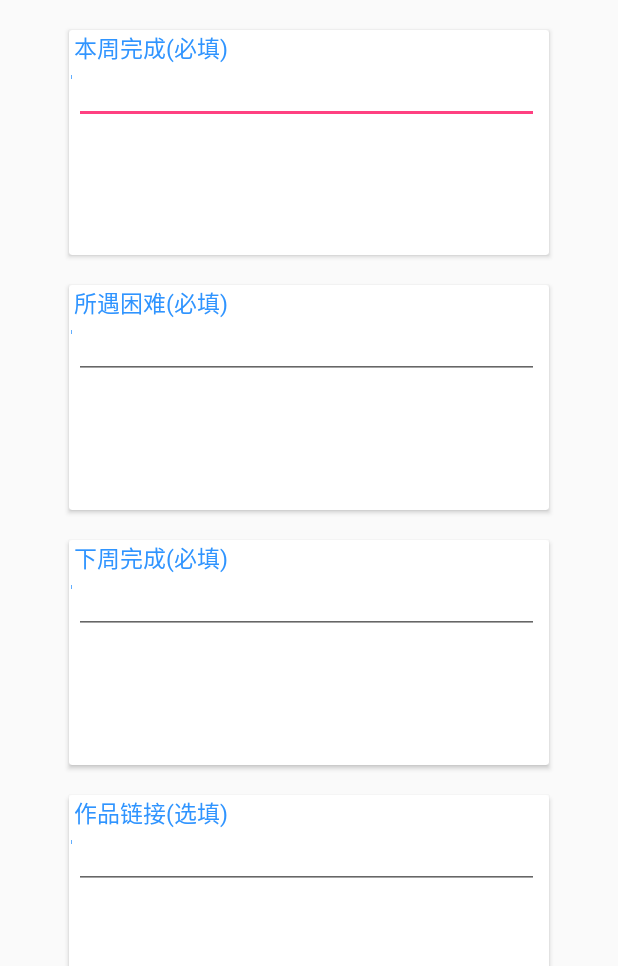
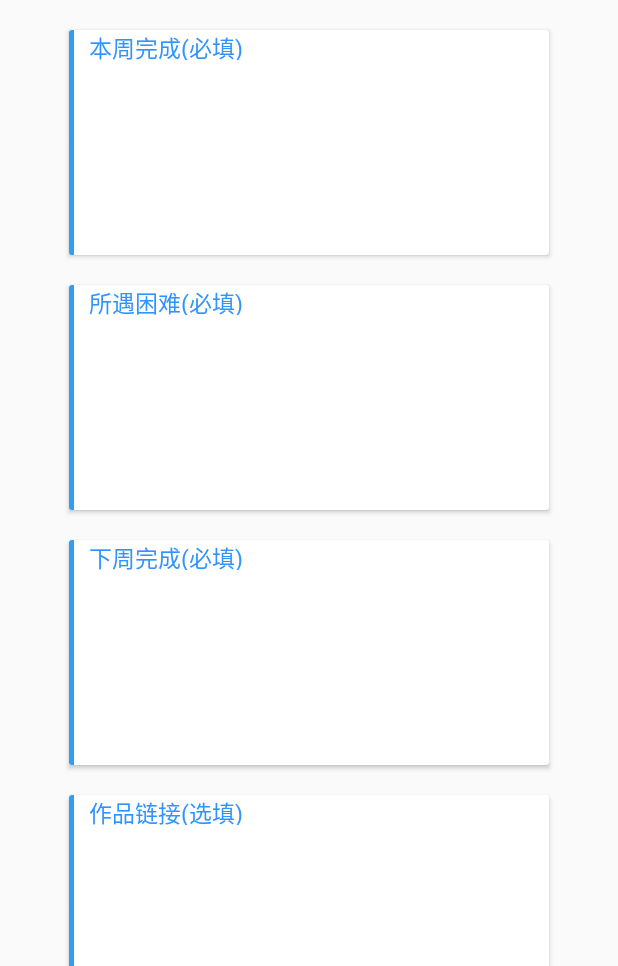
Before and after one commit to wuancake/wuancake_android, an Android app: the WriteActivity screen opened directly, with no data from a screen before it, on a phone screen of 412 x 824 dp, the part 270-1236 px from its top. Run offline under Robolectric (Android 15) with nearby library versions, the phone set to English and light mode, and no system bars; our stand-ins replace RxJava; network calls fail.

Commit message:
6.27终版

```diff
--- a/app/build.gradle
+++ b/app/build.gradle
@@ -34,7 +34,10 @@ dependencies {
     implementation 'com.android.support:design:27.1.0'
     implementation 'com.android.support:recyclerview-v7:27.0.0-alpha1'
     implementation 'com.android.support:cardview-v7:27.1.0'
-
+    //自动更新库
+//    implementation 'com.qianwen:update-app-kotlin:1.2.3'
+//    implementation 'com.azhon:appupdate:1.5.3'
+    implementation 'com.allenliu.versionchecklib:library:2.0.5'
     //网络库
     implementation 'com.squareup.retrofit2:retrofit:2.2.0'
     implementation 'com.squareup.retrofit2:converter-gson:2.2.0'
--- a/app/src/main/java/com/example/administrator/wuanandroid/Adapter/GroupItemClickListener.kt
+++ b/app/src/main/java/com/example/administrator/wuanandroid/Adapter/GroupItemClickListener.kt
@@ -1,5 +1,5 @@
 package com.example.administrator.wuanandroid.Adapter
 
 interface GroupItemClickListener {
-    fun ClickListner(id:Int)
+    fun ClickListner(num:Int)
 }
--- a/app/src/main/java/com/example/administrator/wuanandroid/ui/RegisterActivity.kt
+++ b/app/src/main/java/com/example/administrator/wuanandroid/ui/RegisterActivity.kt
@@ -63,6 +63,7 @@ class RegisterActivity :AppCompatActivity(), View.OnClickListener {
                         200 ->{
                             sharedUtil.putInt(this@RegisterActivity, StaticClass.USER_ID, RegisterResponse.userId)
                             sharedUtil.putInt(this@RegisterActivity, StaticClass.GROUP_ID, RegisterResponse.groupId)
+                            t.st("注册成功！")
                             registerToLogin()
                         }
                         500 ->{
--- a/app/src/main/java/com/example/administrator/wuanandroid/utils/StaticClass.kt
+++ b/app/src/main/java/com/example/administrator/wuanandroid/utils/StaticClass.kt
@@ -16,9 +16,11 @@ object StaticClass {
 
     //Shared总Key
     val NAME = "Shared"
+    // 午安客户端版本号
+    var WUAN_VERSION = 1.0
 
     //午安URL请求地址
-    val WUAN_URL = "http://13.114.107.36:8008"
+    val WUAN_URL = "http://13.125.249.52:8008"
     //    public static final String WUAN_URL = "http://ericheel.free.ngrok.cc";
 
     //当前周数Shared
--- a/app/src/main/res/layout/content_xd.xml
+++ b/app/src/main/res/layout/content_xd.xml
@@ -24,6 +24,7 @@
 
                 <ImageView
                     android:src="@drawable/cutline"
+                    android:background="#2f9ff5"
                     android:layout_width="3dp"
                     android:layout_height="match_parent" />
                 <LinearLayout
@@ -31,16 +32,20 @@
                     android:layout_width="match_parent"
                     android:layout_height="wrap_content">
                     <TextView
+                        android:layout_marginLeft="10dp"
                         android:text="本周完成(必填)"
                         android:textSize="15sp"
                         android:textColor="#2f94ff"
                         android:layout_width="wrap_content"
-                        android:layout_height="wrap_content" />
+                        android:layout_height="20dp" />
 
                     <EditText
+
+                        android:gravity="top"
+                        android:background="@null"
                         android:id="@+id/week_over"
                         android:layout_width="310dp"
-                        android:layout_height="wrap_content"
+                        android:layout_height="130dp"
                         android:textColor="#444"
                         android:textSize="13sp" />
 
@@ -63,23 +68,71 @@
 
                 <ImageView
                     android:src="@drawable/cutline"
+                    android:background="#2f9ff5"
                     android:layout_width="3dp"
-                    android:layout_height="match_parent" />
+                    android:layout_height="match_parent"  />
                 <LinearLayout
                     android:orientation="vertical"
                     android:layout_width="match_parent"
                     android:layout_height="wrap_content">
                     <TextView
+                        android:layout_marginLeft="10dp"
                         android:text="所遇困难(必填)"
                         android:textSize="15sp"
                         android:textColor="#2f94ff"
                         android:layout_width="wrap_content"
-                        android:layout_height="wrap_content" />
+                        android:layout_height="20dp" />
 
                     <EditText
+                        android:gravity="top"
+                        android:background="@null"
                         android:id="@+id/week_help"
                         android:layout_width="310dp"
-                        android:layout_height="wrap_content"
+                        android:layout_height="150dp"
+                        android:textColor="#444"
+                        android:textSize="13sp" />
+
+                </LinearLayout>
+
+            </LinearLayout>
+
+        </android.support.v7.widget.CardView>
+
+
+
+        <android.support.v7.widget.CardView
+            android:layout_marginTop="20dp"
+            android:layout_gravity="center_horizontal"
+            android:background="#2f9ff5"
+            android:layout_width="320dp"
+            android:layout_height="150dp">
+            <LinearLayout
+                android:layout_width="wrap_content"
+                android:layout_height="match_parent">
+
+                <ImageView
+                    android:src="@drawable/cutline"
+                    android:background="#2f9ff5"
+                    android:layout_width="3dp"
+                    android:layout_height="match_parent"  />
+                <LinearLayout
+                    android:orientation="vertical"
+                    android:layout_width="match_parent"
+                    android:layout_height="wrap_content">
+                    <TextView
+                        android:layout_marginLeft="10dp"
+                        android:text="下周完成(必填)"
+                        android:textSize="15sp"
+                        android:textColor="#2f94ff"
+                        android:layout_width="wrap_content"
+                        android:layout_height="20dp" />
+
+                    <EditText
+                        android:gravity="top"
+                        android:background="@null"
+                        android:id="@+id/week_next"
+                        android:layout_width="310dp"
+                        android:layout_height="match_parent"
                         android:textColor="#444"
                         android:textSize="13sp" />
 
@@ -103,63 +156,27 @@
 
                 <ImageView
                     android:src="@drawable/cutline"
+                    android:background="#2f9ff5"
                     android:layout_width="3dp"
-                    android:layout_height="match_parent" />
+                    android:layout_height="match_parent"  />
                 <LinearLayout
                     android:orientation="vertical"
                     android:layout_width="match_parent"
-                    android:layout_height="wrap_content">
+                    android:layout_height="match_parent">
                     <TextView
-                        android:text="下周完成(必填)"
-                        android:textSize="15sp"
-                        android:textColor="#2f94ff"
-                        android:layout_width="wrap_content"
-                        android:layout_height="wrap_content" />
-
-                    <EditText
-                        android:id="@+id/week_next"
-                        android:layout_width="310dp"
-                        android:layout_height="wrap_content"
-                        android:textColor="#444"
-                        android:textSize="13sp" />
-
-                </LinearLayout>
-
-            </LinearLayout>
-
-        </android.support.v7.widget.CardView>
-
-
-
-        <android.support.v7.widget.CardView
-            android:layout_marginTop="20dp"
-            android:layout_gravity="center_horizontal"
-            android:background="#2f9ff5"
-            android:layout_width="320dp"
-            android:layout_height="150dp">
-            <LinearLayout
-                android:layout_width="wrap_content"
-                android:layout_height="wrap_content">
-
-                <ImageView
-                    android:src="@drawable/cutline"
-                    android:layout_width="3dp"
-                    android:layout_height="match_parent" />
-                <LinearLayout
-                    android:orientation="vertical"
-                    android:layout_width="match_parent"
-                    android:layout_height="wrap_content">
-                    <TextView
+                        android:layout_marginLeft="10dp"
                         android:text="作品链接(选填)"
                         android:textSize="15sp"
                         android:textColor="#2f94ff"
                         android:layout_width="wrap_content"
-                        android:layout_height="wrap_content" />
+                        android:layout_height="20dp" />
 
                     <EditText
+                        android:gravity="top"
+                        android:background="@null"
                         android:id="@+id/url"
                         android:layout_width="310dp"
-                        android:layout_height="wrap_content"
+                        android:layout_height="150dp"
                         android:textColor="#444"
                         android:textSize="13sp" />
 
@@ -188,7 +205,7 @@
             android:layout_marginTop="10dp"
             android:textSize="20sp"
             android:text="保存"
-            android:background="@color/button_white"
+            android:background="@drawable/shape_write"
             android:layout_width="340dp"
             android:layout_height="50dp" />
         <LinearLayout
--- a/build.gradle
+++ b/build.gradle
@@ -1,14 +1,14 @@
 // Top-level build file where you can add configuration options common to all sub-projects/modules.
 
 buildscript {
-    ext.kotlin_version = '1.2.41'
+    ext.kotlin_version = '1.2.40'
 
     repositories {
         google()
         jcenter()
     }
     dependencies {
-        classpath 'com.android.tools.build:gradle:3.1.2'
+        classpath 'com.android.tools.build:gradle:3.1.3'
         classpath "org.jetbrains.kotlin:kotlin-gradle-plugin:$kotlin_version"
         classpath "org.jetbrains.kotlin:kotlin-android-extensions:$kotlin_version"
         // NOTE: Do not place your application dependencies here; they belong
```
Also changed, not shown: app/src/main/java/com/example/administrator/wuanandroid/Adapter/GroupAdapter.kt (+1 -9 lines), app/src/main/java/com/example/administrator/wuanandroid/Adapter/GroupTouchListen.kt (added, +7 -0 lines), app/src/main/java/com/example/administrator/wuanandroid/Bean/SeeWeekBean/SeeWeekResponse.kt (+4 -6 lines), app/src/main/java/com/example/administrator/wuanandroid/Bean/StatusBean/StatusBean.kt (+17 -5 lines), app/src/main/java/com/example/administrator/wuanandroid/MainActivity.kt (+42 -7 lines), app/src/main/java/com/example/administrator/wuanandroid/localAPI/IApi.kt (+5 -4 lines), app/src/main/java/com/example/administrator/wuanandroid/ui/GroupingActivity.kt (+25 -18 lines), app/src/main/java/com/example/administrator/wuanandroid/ui/LoginActivity.kt (+4 -3 lines), app/src/main/java/com/example/administrator/wuanandroid/ui/SeeWeekNews.kt (+29 -12 lines), app/src/main/java/com/example/administrator/wuanandroid/ui/WriteActivity.kt (+14 -14 lines), app/src/main/res/layout/activity_grouping.xml (+1 -9 lines), app/src/main/res/layout/activity_see_week_news.xml (+8 -1 lines), app/src/main/res/layout/item_looknews.xml (+13 -5 lines), 1 other file.
